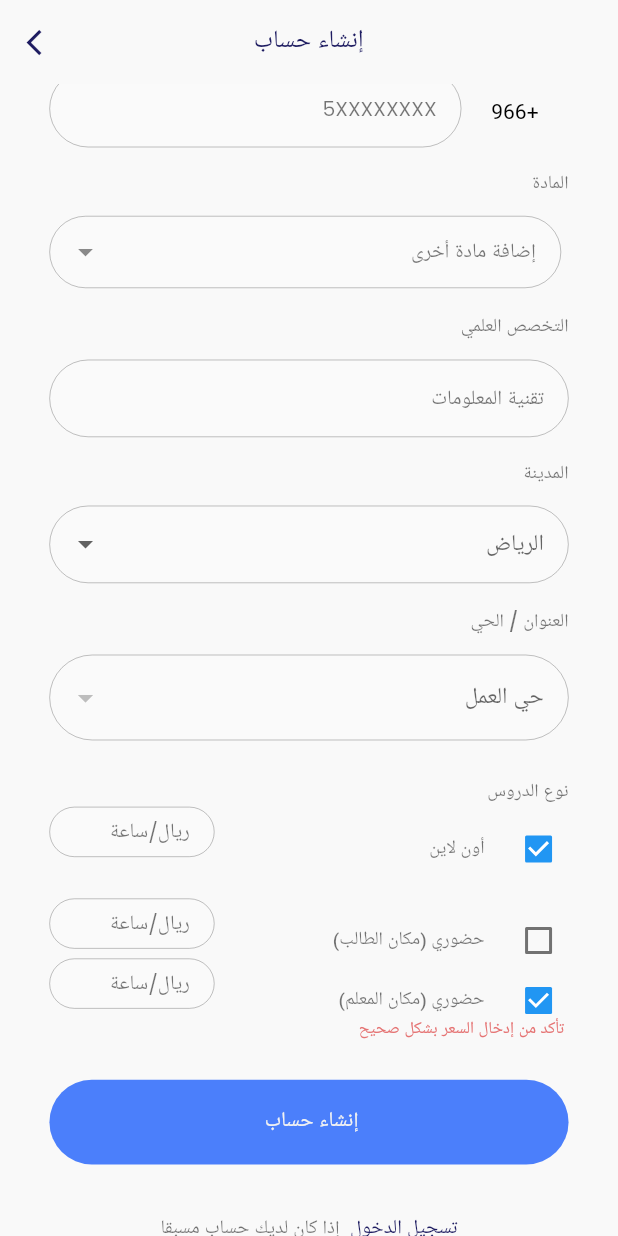
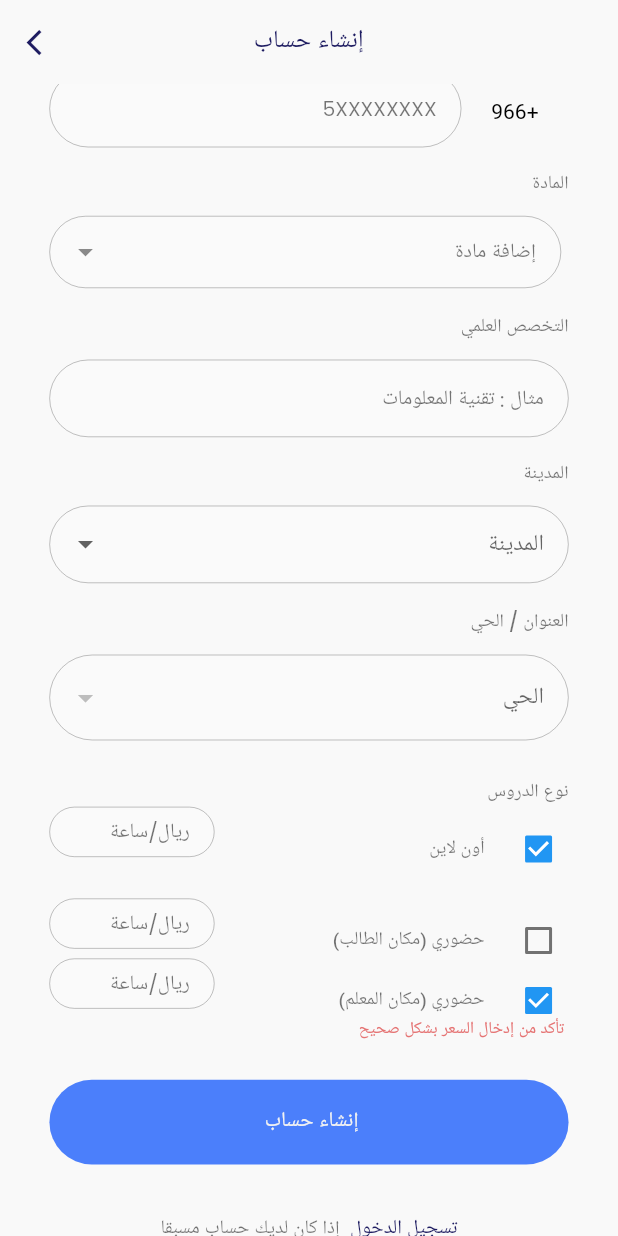
Before and after one commit to Halalmohareb/2023-GP2-16, a Flutter app: the CreateAccountScreen screen opened directly, scrolled down 530 dp, after a tap on "حضوري (مكان المعلم)", on a phone screen of 412 x 824 dp. Run offline on Flutter 3.47's test engine with Material 2 defaults, Android fonts, the light colour scheme and no system bars; drawn by our look-alikes of dropdown_search, intl_phone_number_input; our stand-ins replace cloud_firestore, date_picker_timeline, firebase_auth, firebase_core, flutter_credit_card, flutter_rating_bar and 11 more; missing offline and left inert: custom_navigator, material_tag_editor, moyasar_payment; accounts and stored records are empty.

Commit message:
Update log-in , sign-up page

```diff
--- a/Dhyaa/lib/screens/signinMethodScreen/createAccount/create_account.dart
+++ b/Dhyaa/lib/screens/signinMethodScreen/createAccount/create_account.dart
@@ -335,7 +335,7 @@ class _CreateAccountScreenState extends State<CreateAccountScreen> {
               controller: authProvider.tutorUsername,
               onChanged: (value) {
                 setState(() {
-                  if (!authProvider.tutorUsername.text.contains(' ') &&
+                  if (//!authProvider.tutorUsername.text.contains(' ') &&
                       authProvider.tutorUsername.text.isNotEmpty) {
                     tutorUsernameValid = true;
                     tutorErrorTextUsername = '';
@@ -354,10 +354,10 @@ class _CreateAccountScreenState extends State<CreateAccountScreen> {
                     }
                   } else {
                     tutorErrorTextUsername = 'اسم المستخدم غير صحيح';
-                    if (authProvider.tutorUsername.text.contains(' ')) {
-                      tutorErrorTextUsername =
-                          'اسم المستخدم يجب أن لايحتوي على مسافات';
-                    }
+                    //if (authProvider.tutorUsername.text.contains(' ')) {
+                      //tutorErrorTextUsername =
+                         // 'اسم المستخدم يجب أن لايحتوي على مسافات';
+                    //}
                     tutorUsernameValid = false;
                     tutorAllFieldsValid = false;
                   }
@@ -740,7 +740,7 @@ class _CreateAccountScreenState extends State<CreateAccountScreen> {
                     vertical: screenWidth * 2,
                   ),
                   hintStyle: textStyle(screenWidth * 3.3, theme.lightTextColor),
-                  hintText: 'إضافة مادة أخرى',
+                  hintText: 'إضافة مادة ',
                   filled: true,
                   fillColor: Colors.white24,
                   enabledBorder: OutlineInputBorder(
@@ -824,7 +824,7 @@ class _CreateAccountScreenState extends State<CreateAccountScreen> {
                 border: InputBorder.none,
                 contentPadding: EdgeInsets.symmetric(
                     horizontal: screenWidth * 4, vertical: screenWidth * 4),
-                hintText: 'تقنية المعلومات',
+                hintText: 'مثال : تقنية المعلومات',
                 hintStyle: textStyle(screenWidth * 3.3, theme.lightTextColor),
                 filled: true,
                 fillColor: Colors.white24,
@@ -911,7 +911,7 @@ class _CreateAccountScreenState extends State<CreateAccountScreen> {
                 border: InputBorder.none,
                 contentPadding: EdgeInsets.symmetric(
                     horizontal: screenWidth * 4, vertical: screenWidth * 4),
-                hintText: 'الرياض',
+                hintText: 'المدينة',
                 hintStyle: textStyle(screenWidth * 3.3, theme.lightTextColor),
                 filled: true,
                 fillColor: Colors.white24,
@@ -1002,7 +1002,7 @@ class _CreateAccountScreenState extends State<CreateAccountScreen> {
                 border: InputBorder.none,
                 contentPadding: EdgeInsets.symmetric(
                     horizontal: screenWidth * 4, vertical: screenWidth * 4),
-                hintText: "حي العمل",
+                hintText: "الحي",
                 hintStyle: textStyle(screenWidth * 3.3, theme.lightTextColor),
                 filled: true,
                 fillColor: Colors.white24,
@@ -1138,7 +1138,7 @@ class _CreateAccountScreenState extends State<CreateAccountScreen> {
                           }
                         } else {
                           tutorErrorTextOnlineLessonPrice =
-                              'أون لاين ريال/ساعة المدخل غير صحيح';
+                              ' المدخل غير صحيح';
                           onlineLessonPriceValid = false;
                           tutorAllFieldsValid = false;
                         }
@@ -1147,7 +1147,7 @@ class _CreateAccountScreenState extends State<CreateAccountScreen> {
                             !authProvider.isStudentHomeLesson &&
                             !authProvider.isTutorHomeLesson) {
                           tutorErrorTextOnlineLessonPrice =
-                              'أون لاين ريال/ساعة المدخل غير صحيح';
+                              ' المدخل غير صحيح';
                           onlineLessonPriceValid = false;
                           tutorAllFieldsValid = false;
                         } else {
@@ -1298,7 +1298,7 @@ class _CreateAccountScreenState extends State<CreateAccountScreen> {
                           }
                         } else {
                           tutorErrorTextStudentsHomeLessonPrice =
-                              'حضوري ريال/ساعة المدخل غير صحيح';
+                              ' المدخل غير صحيح';
                           studentsHomeLessonPriceValid = false;
                           tutorAllFieldsValid = false;
                         }
@@ -1406,7 +1406,7 @@ class _CreateAccountScreenState extends State<CreateAccountScreen> {
                             !authProvider.isStudentHomeLesson &&
                             !authProvider.isTutorHomeLesson) {
                           tutorErrorTextOnlineLessonPrice =
-                              'أون لاين ريال/ساعة المدخل غير صحيح';
+                              ' المدخل غير صحيح';
                           tutorsHomeLessonPriceValid = false;
                           tutorAllFieldsValid = false;
                         } else {
@@ -1561,10 +1561,10 @@ class _CreateAccountScreenState extends State<CreateAccountScreen> {
                   }
                 } else {
                   studentErrorTextUserName = 'اسم المستخدم المدخل غير صحيح';
-                  if (authProvider.studentUserName.text.contains(' ')) {
-                    studentErrorTextUserName =
-                        'اسم المستخدم يجب أن لايحتوي على مسافات';
-                  }
+                  //if (authProvider.studentUserName.text.contains(' ')) {
+                    //studentErrorTextUserName =
+                        //'اسم المستخدم يجب أن لايحتوي على مسافات';
+                  //}
                   studentUsernameValid = false;
                   studentAllFieldsValid = false;
                 }
@@ -1936,7 +1936,7 @@ class _CreateAccountScreenState extends State<CreateAccountScreen> {
               border: InputBorder.none,
               contentPadding: EdgeInsets.symmetric(
                   horizontal: screenWidth * 4, vertical: screenWidth * 4),
-              hintText: 'الرياض',
+              hintText: 'المدينة',
               hintStyle: textStyle(screenWidth * 3.3, theme.lightTextColor),
               filled: true,
               fillColor: Colors.white24,
@@ -2011,7 +2011,7 @@ class _CreateAccountScreenState extends State<CreateAccountScreen> {
               border: InputBorder.none,
               contentPadding: EdgeInsets.symmetric(
                   horizontal: screenWidth * 4, vertical: screenWidth * 4),
-              hintText: "حي العمل",
+              hintText: "الحي",
               hintStyle: textStyle(screenWidth * 3.3, theme.lightTextColor),
               filled: true,
               fillColor: Colors.white24,
--- a/Dhyaa/lib/screens/signinMethodScreen/loginScreen/login_screen.dart
+++ b/Dhyaa/lib/screens/signinMethodScreen/loginScreen/login_screen.dart
@@ -138,7 +138,7 @@ class _LoginScreenState extends State<LoginScreen> {
                                           ? theme.whiteColor
                                           : theme.blueColor)),
                             )),
-                            Expanded(
+                            /*Expanded(
                                 child: GestureDetector(
                               onTap: () {
                                 setState(() {
@@ -158,7 +158,7 @@ class _LoginScreenState extends State<LoginScreen> {
                                       adminSelected
                                           ? theme.whiteColor
                                           : theme.blueColor)),
-                            ))
+                            ))*/
                           ])),
                       tutorSelected
                           ? tutorEmailPassword(screenWidth)
```
